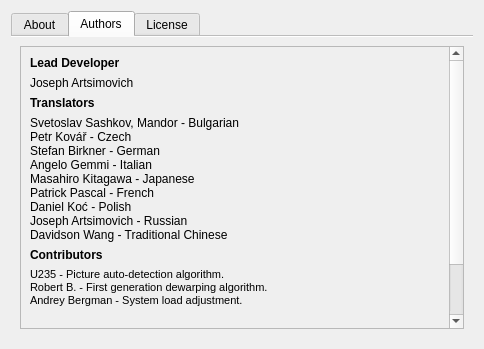
First picture: the form in ui/AboutDialog.ui, repository ImageProcessing-ElectronicPublications/scantailor-deviant, before the edit.
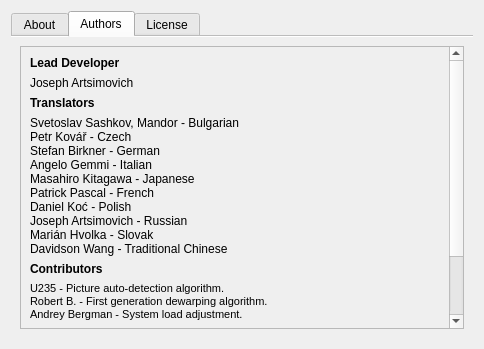
Second picture: the form after the edit. Icons and pictures are not drawn.

Commit message: Slovak translation added.

```diff
--- a/ui/AboutDialog.ui
+++ b/ui/AboutDialog.ui
@@ -112,7 +112,7 @@
             <x>0</x>
             <y>0</y>
             <width>425</width>
-            <height>339</height>
+            <height>352</height>
            </rect>
           </property>
           <layout class="QVBoxLayout" name="verticalLayout_2">
@@ -154,6 +154,7 @@
 Patrick Pascal - French
 Daniel Koć - Polish
 Joseph Artsimovich - Russian
+Marián Hvolka - Slovak
 Davidson Wang - Traditional Chinese</string>
              </property>
             </widget>
```
Left out of the diff: 1 changed line with no effect on the pictures. The commit also changes 1 other file.
